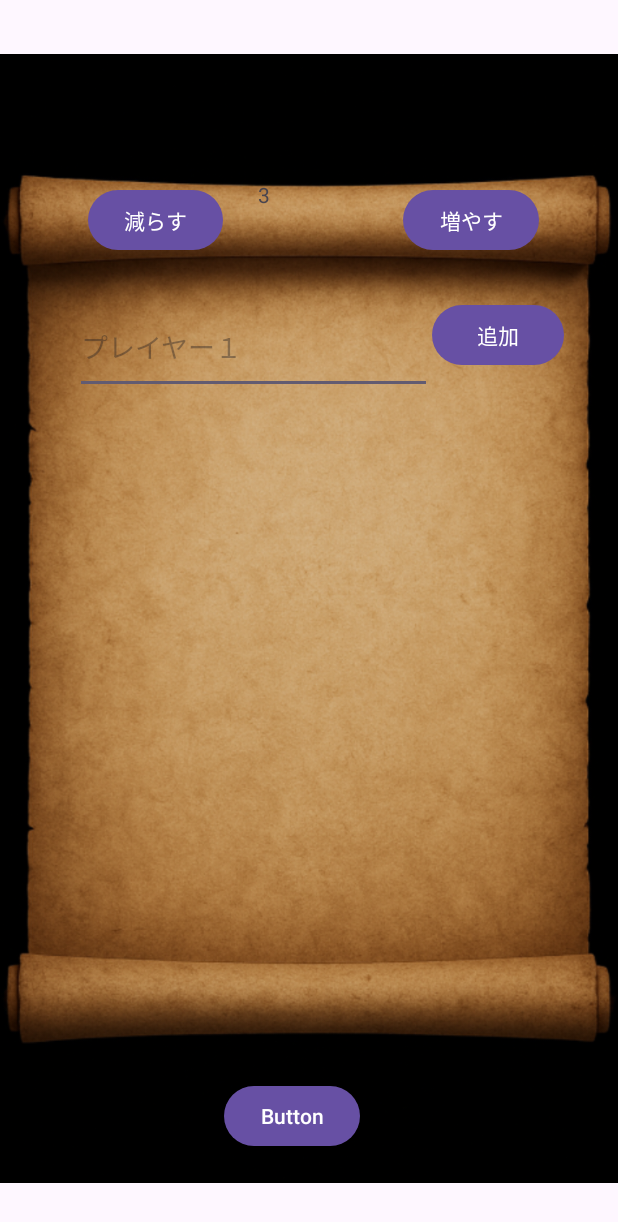
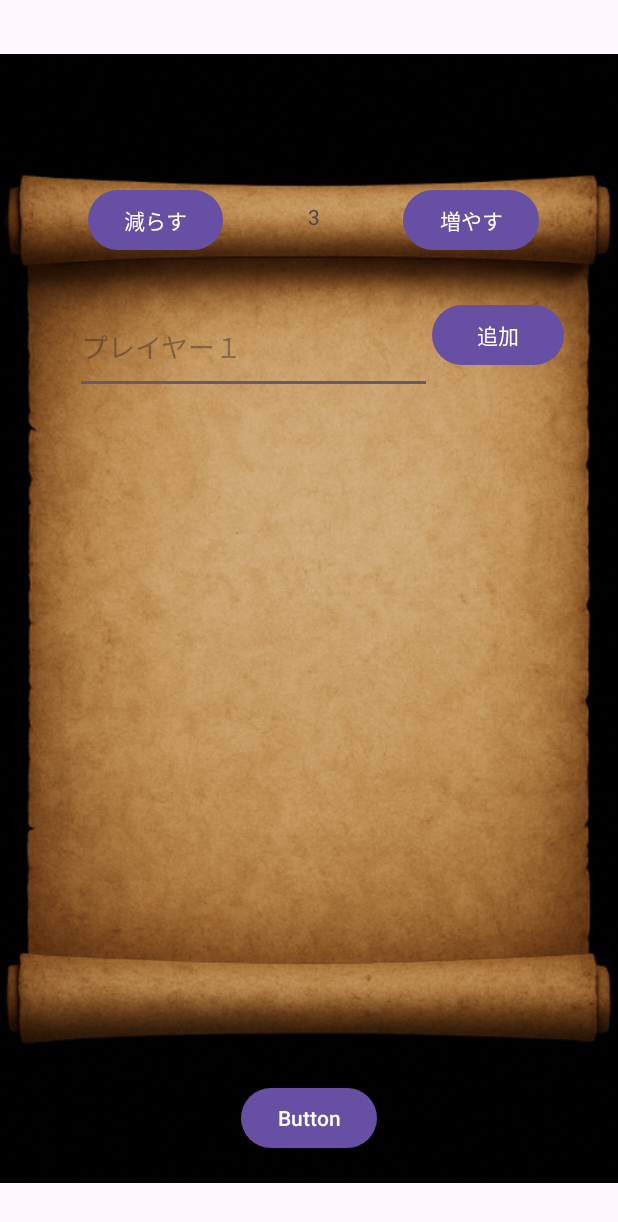
Before and after one commit to konan-pbl-2025/word_policing, an Android app: the MemberInput screen opened directly, with no data from a screen before it, on a phone screen of 412 x 824 dp. Shown: the top 1222 px of the screen. Run offline under Robolectric (Android 15) with nearby library versions, the phone set to English and light mode, and no system bars.

Commit message:
メンバー入力画面

```diff
--- a/app/src/main/res/layout/activity_member_input.xml
+++ b/app/src/main/res/layout/activity_member_input.xml
@@ -36,7 +36,8 @@
         app:layout_constraintHorizontal_bias="0.511"
         app:layout_constraintStart_toStartOf="parent"
         app:layout_constraintTop_toTopOf="parent"
-        app:layout_constraintVertical_bias="0.155" />
+        app:layout_constraintVertical_bias="0.155"
+        android:gravity="center_horizontal|center_vertical"/>
 
     <EditText
         android:id="@+id/NameText"
@@ -46,7 +47,7 @@
         android:inputType="text"
         app:layout_constraintBottom_toBottomOf="parent"
         app:layout_constraintEnd_toEndOf="parent"
-        app:layout_constraintHorizontal_bias="0.288"
+        app:layout_constraintHorizontal_bias="0.289"
         app:layout_constraintStart_toStartOf="parent"
         app:layout_constraintTop_toTopOf="parent"
         app:layout_constraintVertical_bias="0.263" />
@@ -94,9 +95,8 @@
         android:text="Button"
         app:layout_constraintBottom_toBottomOf="parent"
         app:layout_constraintEnd_toEndOf="parent"
-        app:layout_constraintHorizontal_bias="0.465"
         app:layout_constraintStart_toStartOf="parent"
         app:layout_constraintTop_toBottomOf="@+id/MemberListText"
-        app:layout_constraintVertical_bias="0.597" />
+        app:layout_constraintVertical_bias="0.608" />
 
 </androidx.constraintlayout.widget.ConstraintLayout>
```
